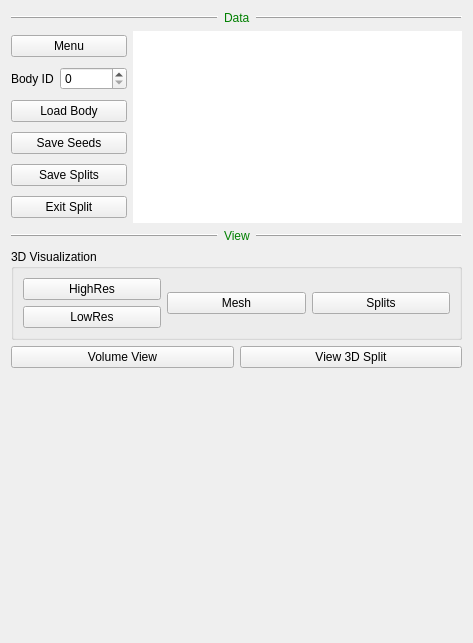
Qt form neurolabi/gui/flyem/flyemsplitcontrolform.ui (janelia-flyem/NeuTu) before a commit.
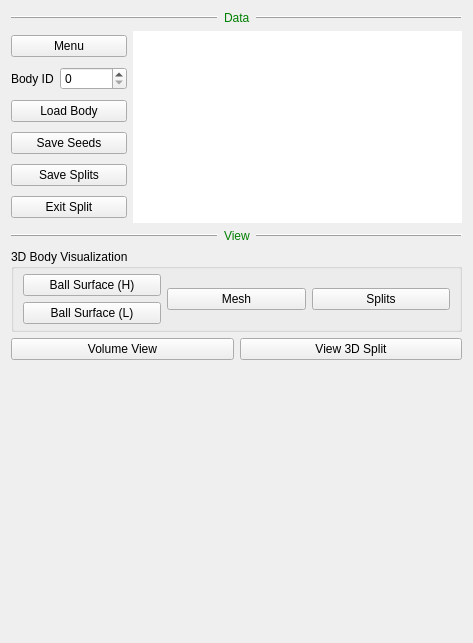
The same form after that commit. Icons and pictures are not drawn. Custom widgets are drawn as their Qt base class.

```diff
--- a/neurolabi/gui/flyem/flyemsplitcontrolform.ui
+++ b/neurolabi/gui/flyem/flyemsplitcontrolform.ui
@@ -238,9 +238,15 @@
    <item>
     <widget class="QGroupBox" name="groupBox">
      <property name="title">
-      <string>3D Visualization</string>
+      <string>3D Body Visualization</string>
      </property>
      <layout class="QHBoxLayout" name="horizontalLayout_2">
+      <property name="topMargin">
+       <number>5</number>
+      </property>
+      <property name="bottomMargin">
+       <number>5</number>
+      </property>
       <item>
        <layout class="QVBoxLayout" name="verticalLayout_3">
         <item>
@@ -249,7 +255,7 @@
            <string>3D body visualization (high resolution)</string>
           </property>
           <property name="text">
-           <string>HighRes</string>
+           <string>Ball Surface (H)</string>
           </property>
          </widget>
         </item>
@@ -259,7 +265,7 @@
            <string>3D body visualization (low resolution)</string>
           </property>
           <property name="text">
-           <string>LowRes</string>
+           <string>Ball Surface (L)</string>
           </property>
          </widget>
         </item>
```
Left out of the diff: 4 changed lines with no effect on the pictures.
